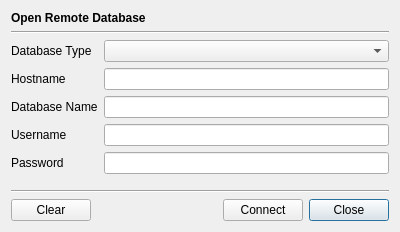
This is CertMan/remote_db_dlg.ui in jykim74/CertMan as Qt 5 draws it before an edit. The edited form follows.
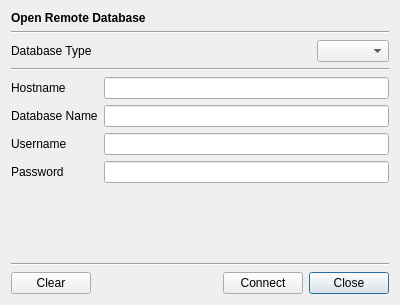
This is the edited form.

Patch:
```diff
--- a/CertMan/remote_db_dlg.ui
+++ b/CertMan/remote_db_dlg.ui
@@ -7,7 +7,7 @@
     <x>0</x>
     <y>0</y>
     <width>400</width>
-    <height>232</height>
+    <height>305</height>
    </rect>
   </property>
   <property name="windowTitle">
@@ -33,6 +33,43 @@
      </property>
     </widget>
    </item>
+   <item>
+    <layout class="QGridLayout" name="gridLayout_3">
+     <property name="topMargin">
+      <number>0</number>
+     </property>
+     <item row="0" column="0">
+      <widget class="QLabel" name="label_2">
+       <property name="text">
+        <string>Database Type</string>
+       </property>
+      </widget>
+     </item>
+     <item row="0" column="2">
+      <widget class="QComboBox" name="mDBTypeCombo"/>
+     </item>
+     <item row="0" column="1">
+      <spacer name="horizontalSpacer_2">
+       <property name="orientation">
+        <enum>Qt::Horizontal</enum>
+       </property>
+       <property name="sizeHint" stdset="0">
+        <size>
+         <width>40</width>
+         <height>20</height>
+        </size>
+       </property>
+      </spacer>
+     </item>
+    </layout>
+   </item>
+   <item>
+    <widget class="Line" name="line_3">
+     <property name="orientation">
+      <enum>Qt::Horizontal</enum>
+     </property>
+    </widget>
+   </item>
    <item>
     <layout class="QGridLayout" name="gridLayout">
      <item row="1" column="0">
@@ -55,13 +92,6 @@
        </property>
       </widget>
      </item>
-     <item row="0" column="0">
-      <widget class="QLabel" name="label_2">
-       <property name="text">
-        <string>Database Type</string>
-       </property>
-      </widget>
-     </item>
      <item row="3" column="0">
       <widget class="QLabel" name="label_4">
        <property name="text">
@@ -69,9 +99,6 @@
        </property>
       </widget>
      </item>
-     <item row="0" column="1">
-      <widget class="QComboBox" name="mDBTypeCombo"/>
-     </item>
      <item row="4" column="1">
       <widget class="QLineEdit" name="mPasswordText">
        <property name="echoMode">
```
Left out of the diff: 1 changed line with no effect on the pictures.
